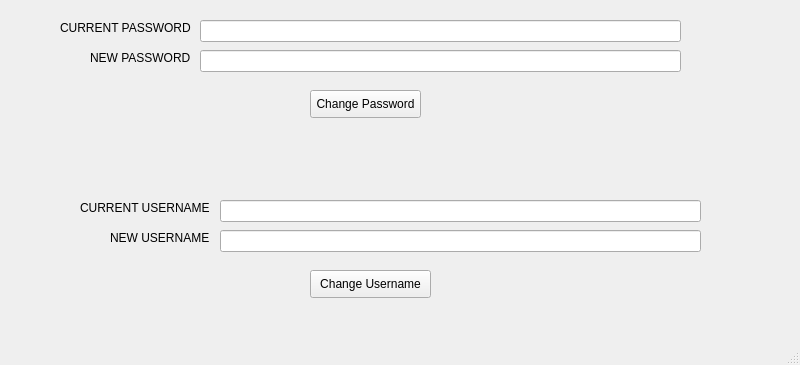
Above: AccountSettings.ui from Ghulam-Mustafa08291/DB-project before the change. Below: the same form after it.
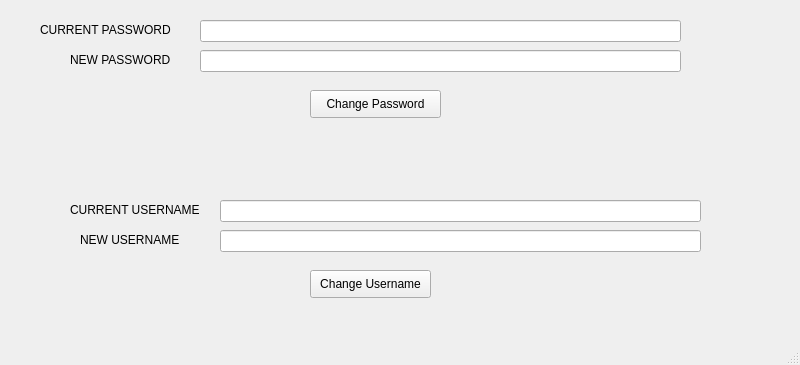
That is the form after the change.

Commit message: added functionality for updating the username and password

```diff
--- a/AccountSettings.ui
+++ b/AccountSettings.ui
@@ -17,10 +17,10 @@
    <widget class="QLabel" name="label">
     <property name="geometry">
      <rect>
-      <x>60</x>
+      <x>40</x>
       <y>20</y>
-      <width>131</width>
-      <height>16</height>
+      <width>151</width>
+      <height>20</height>
      </rect>
     </property>
     <property name="text">
@@ -53,10 +53,10 @@
    <widget class="QLabel" name="label_2">
     <property name="geometry">
      <rect>
-      <x>90</x>
+      <x>70</x>
       <y>50</y>
-      <width>101</width>
-      <height>16</height>
+      <width>121</width>
+      <height>20</height>
      </rect>
     </property>
     <property name="text">
@@ -68,7 +68,7 @@
      <rect>
       <x>310</x>
       <y>90</y>
-      <width>111</width>
+      <width>131</width>
       <height>28</height>
      </rect>
     </property>
@@ -102,10 +102,10 @@
    <widget class="QLabel" name="label_3">
     <property name="geometry">
      <rect>
-      <x>80</x>
+      <x>70</x>
       <y>200</y>
-      <width>131</width>
-      <height>16</height>
+      <width>141</width>
+      <height>20</height>
      </rect>
     </property>
     <property name="text">
@@ -115,10 +115,10 @@
    <widget class="QLabel" name="label_4">
     <property name="geometry">
      <rect>
-      <x>110</x>
+      <x>80</x>
       <y>230</y>
-      <width>101</width>
-      <height>16</height>
+      <width>131</width>
+      <height>20</height>
      </rect>
     </property>
     <property name="text">
```
The commit also changes 1 other file.
